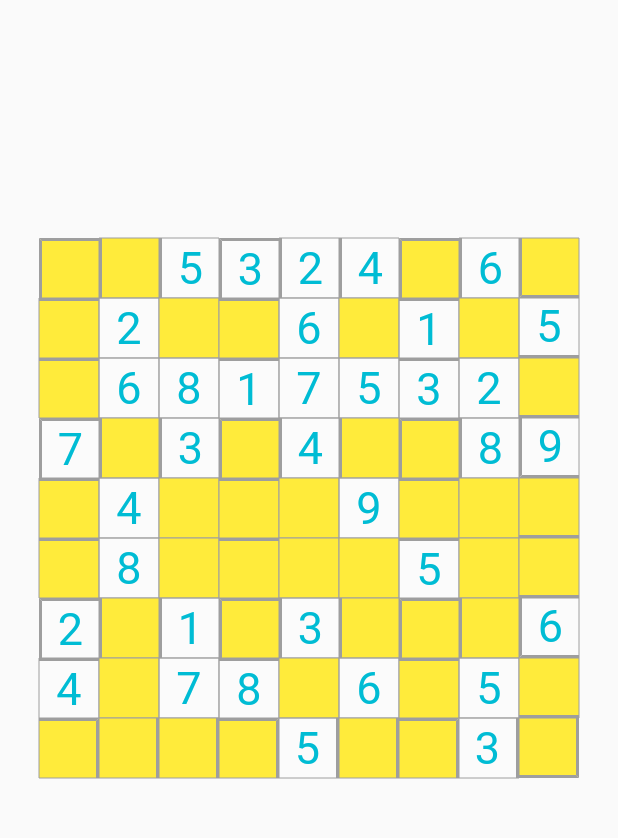
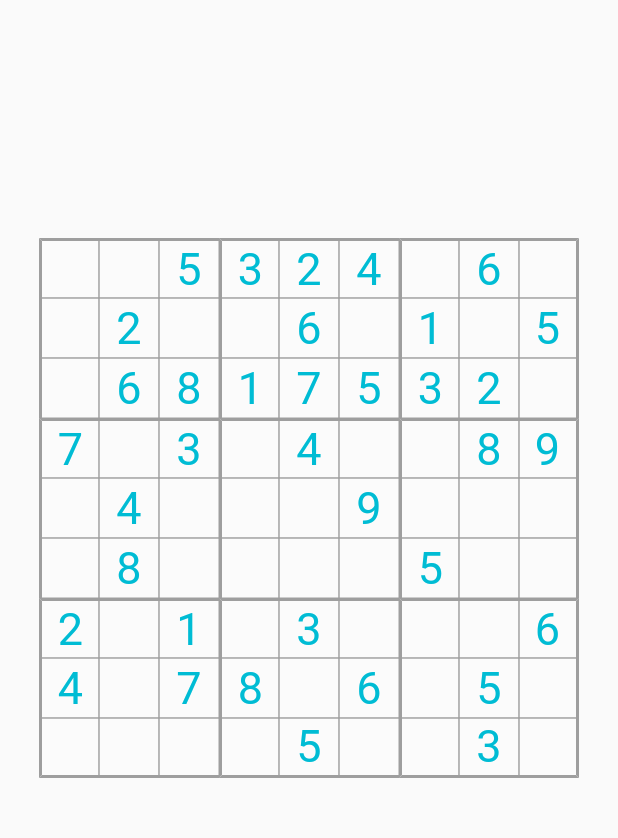
Before and after one commit to cosminstn/sudoku-hub, a Flutter app: the screen it shows after launch, on a phone screen of 412 x 824 dp, the part 110-948 px from its top. Run offline on Flutter 3.47's test engine with Material 2 defaults, Android fonts, the phone set to English and light mode, and no system bars.

```diff
--- a/lib/api/models/board.dart
+++ b/lib/api/models/board.dart
@@ -116,23 +116,23 @@ class Region {
 }
 
 class Position {
-  final int x, y;
+  final int row, col;
   final int value;
   final bool initial;
 
-  Position(this.x, this.y, this.value, {this.initial = false})
-      : assert(x >= 0 && x < 9),
-        assert(y >= 0 && y < 9),
+  Position(this.row, this.col, this.value, {this.initial = false})
+      : assert(row >= 0 && row < 9),
+        assert(col >= 0 && col < 9),
         assert(value >= 0 && value <= 9);
 
-  Position.empty(int x, int y, {bool initial = false})
-      : this(x, y, 0, initial: initial);
+  Position.empty(int row, int col, {bool initial = false})
+      : this(row, col, 0, initial: initial);
 
   bool empty() {
     return value == 0;
   }
 
   Position clone() {
-    return Position(x, y, value, initial: initial);
+    return Position(row, col, value, initial: initial);
   }
 }
--- a/lib/game_menu.dart
+++ b/lib/game_menu.dart
@@ -144,12 +144,17 @@ class _GameMenuState extends State<GameMenu> {
                                                 if (focussed == field) {
                                                   return Theme.of(context)
                                                       .primaryColor;
-                                                } else {
+                                                }
+                                                if (field.empty()) {
+                                                  return Colors.white
+                                                      .withAlpha(50);
+                                                }
+
                                                 if (field.value !=
                                                     game
                                                         .solution
-                                                          .matrix[field.x]
-                                                              [field.y]
+                                                        .matrix[field.row]
+                                                            [field.col]
                                                         .value) {
                                                   if (field.initial) {
                                                     return Colors.yellow;
@@ -159,29 +164,28 @@ class _GameMenuState extends State<GameMenu> {
                                                 } else
                                                   return Colors.white
                                                       .withAlpha(50);
-                                                }
                                               }(),
                                               border: Border(
                                                   left: BorderSide(
                                                       color: widget.borderColor,
-                                                      width: field.x % 3 == 0
+                                                      width: field.col % 3 == 0
                                                           ? 2
                                                           : 0),
                                                   right: BorderSide(
                                                       color: widget.borderColor,
-                                                      width: field.x ==
+                                                      width: field.col ==
                                                               Board.SIZE_BASE -
                                                                   1
                                                           ? 2
                                                           : 0),
                                                   top: BorderSide(
                                                       color: widget.borderColor,
-                                                      width: field.y % 3 == 0
+                                                      width: field.row % 3 == 0
                                                           ? 2
                                                           : 0),
                                                   bottom: BorderSide(
                                                       color: widget.borderColor,
-                                                      width: field.y ==
+                                                      width: field.row ==
                                                               Board.SIZE_BASE -
                                                                   1
                                                           ? 2
@@ -226,11 +230,15 @@ class _GameMenuState extends State<GameMenu> {
                             onPressed: () {
                               setState(() {
                                 if (i == Board.SIZE_BASE)
-                                  game.board.matrix[focussed.x][focussed.y] =
-                                      Position.empty(focussed.x, focussed.y);
+                                  game.board.matrix[focussed.row]
+                                          [focussed.col] =
+                                      Position.empty(
+                                          focussed.row, focussed.col);
                                 else
-                                  game.board.matrix[focussed.x][focussed.y] =
-                                      Position(focussed.x, focussed.y, i + 1);
+                                  game.board.matrix[focussed.row]
+                                          [focussed.col] =
+                                      Position(
+                                          focussed.row, focussed.col, i + 1);
                                 focussed = null;
                               });
                               checkBoard();
```
Lines whose indentation alone changed are shown as unchanged.
